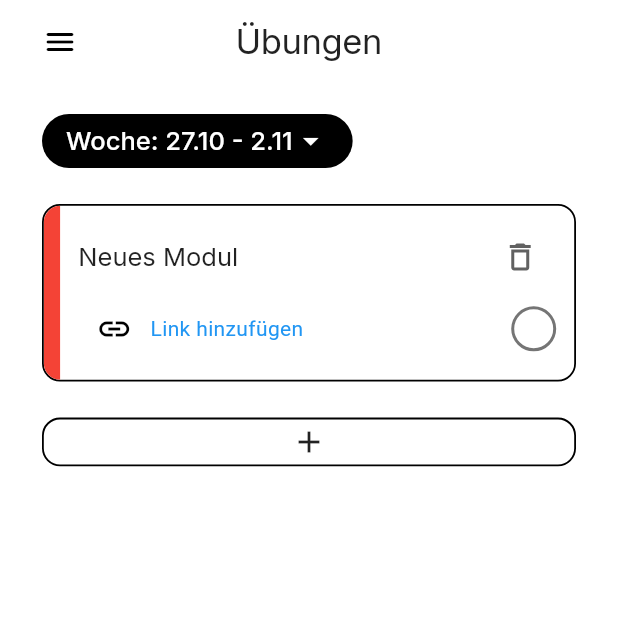
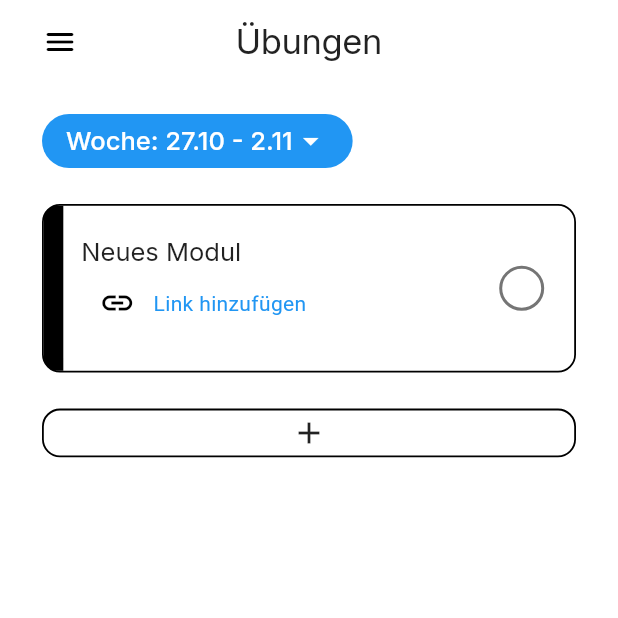
Before and after one commit to LennartKDeveloper/uni_track, a Flutter app: the screen it shows after launch, after a tap on the "add" icon, after a tap on the "link" icon, on a phone screen of 412 x 824 dp, the top half of it. Run offline on Flutter 3.47's test engine with Material 3 defaults, Android fonts, the phone set to English and light mode, and no system bars; drawn by our look-alikes of flutter_slidable, hidden_drawer_menu; our stand-ins replace gap, google_fonts, hive, hive_flutter, shared_preferences, slide_to_act and 1 more; accounts and stored records are empty.

Commit message:
app icon + ui fix

```diff
--- a/lib/features/home/models/hive_modul.dart
+++ b/lib/features/home/models/hive_modul.dart
@@ -1,15 +1,5 @@
 import 'package:hive/hive.dart';
 part 'hive_modul.g.dart';
-
-@HiveType(typeId: 0)
-enum Importance {
-  @HiveField(0)
-  red,
-  @HiveField(1)
-  yellow,
-  @HiveField(2)
-  green,
-}
 
 @HiveType(typeId: 1)
 class Module extends HiveObject {
--- a/lib/features/home/models/hive_weekly_modul.dart
+++ b/lib/features/home/models/hive_weekly_modul.dart
@@ -13,13 +13,14 @@
   @HiveField(2)
   bool isCompleted;
 
+  // Ändere Typ von Importance -> int (1 = rot, 2 = gelb, 3 = grün)
   @HiveField(3)
-  Importance importance;
+  int importance;
 
   WeeklyModule({
     required this.weekStart,
     required this.module,
     this.isCompleted = false,
-    this.importance = Importance.red,
+    this.importance = 3, // default: 1 (rot)
   });
 }
--- a/lib/features/home/utils/modul_card.dart
+++ b/lib/features/home/utils/modul_card.dart
@@ -1,7 +1,9 @@
 import 'package:flutter/material.dart';
+import 'package:flutter_slidable/flutter_slidable.dart';
 import 'package:uni_track/features/home/models/hive_modul.dart';
 import 'package:uni_track/features/home/models/hive_weekly_modul.dart';
 import 'package:uni_track/features/home/utils/fancy_checkbox.dart';
+import 'package:uni_track/shared/error_alert.dart';
 import 'package:url_launcher/url_launcher.dart';
 
 class WeeklyModuleCard extends StatefulWidget {
@@ -69,15 +71,44 @@
 
   @override
   Widget build(BuildContext context) {
-    final color = switch (widget.wm.importance) {
-      Importance.red => Colors.red,
-      Importance.yellow => Colors.orange,
-      Importance.green => Colors.green,
-    };
+    // Falls noch an anderen Stellen eine Farbe gewünscht ist, mappe hier:
+    Color importanceColor;
+    if (widget.wm.importance == 1) {
+      importanceColor = Colors.red;
+    } else if (widget.wm.importance == 2) {
+      importanceColor = Colors.orange;
+    } else {
+      importanceColor = Colors.green;
+    }
 
-    return Container(
+    double heightFactor;
+    if (widget.wm.importance == 1) {
+      heightFactor = 0.33;
+    } else if (widget.wm.importance == 2) {
+      heightFactor = 0.66;
+    } else {
+      heightFactor = 1;
+    }
+
+    return Padding(
+      padding: EdgeInsets.symmetric(horizontal: 20, vertical: 12),
+      child: Slidable(
+        closeOnScroll: false, // Neccessary for ReorderableListview to Work
+        endActionPane: ActionPane(
+          motion: DrawerMotion(),
+          children: [
+            SlidableAction(
+              borderRadius: BorderRadius.circular(12),
+              onPressed: (context) => widget.onDelete(),
+              icon: Icons.delete_outlined,
+              label: "Delete",
+              spacing: 10,
+              backgroundColor: const Color.fromARGB(255, 181, 1, 1),
+            ),
+          ],
+        ),
+        child: Container(
           key: widget.key,
-      margin: EdgeInsets.symmetric(horizontal: 20, vertical: 12),
           decoration: BoxDecoration(
             color: Colors.white,
             //boxShadow: [BoxShadow(blurRadius: 6, color: Colors.black12)],
@@ -88,15 +119,34 @@
           child: IntrinsicHeight(
             child: Row(
               children: [
-            // --- Left color stripe ---
+                // --- Left area: show importance as number (clickable to cycle) ---
                 GestureDetector(
                   onTap: widget.onCycleImportance,
-              child: ClipRRect(
-                borderRadius: const BorderRadius.only(
-                  topLeft: Radius.circular(12),
-                  bottomLeft: Radius.circular(12),
+                  child: Stack(
+                    alignment: AlignmentDirectional.bottomCenter,
+                    children: [
+                      Container(color: Colors.grey[200]),
+                      SizedBox(
+                        width: 13,
+                        child: FractionallySizedBox(
+                          alignment: Alignment.bottomCenter,
+                          heightFactor: heightFactor,
+                          child: Container(
+                            width: 56,
+                            alignment: Alignment.center,
+                            decoration: BoxDecoration(
+                              borderRadius: BorderRadius.only(
+                                topLeft: heightFactor == 1
+                                    ? Radius.circular(9)
+                                    : Radius.circular(0),
+                                bottomLeft: Radius.circular(9),
                               ),
-                child: Container(width: 11, color: color),
+                              color: Colors.black,
+                            ),
+                          ),
+                        ),
+                      ),
+                    ],
                   ),
                 ),
 
@@ -109,6 +159,7 @@
                     ),
                     child: Column(
                       crossAxisAlignment: CrossAxisAlignment.start,
+                      mainAxisAlignment: MainAxisAlignment.center,
                       children: [
                         // Name Row + Delete Button
                         Row(
@@ -151,11 +202,6 @@
                                       ),
                                     ),
                             ),
-                        IconButton(
-                          icon: const Icon(Icons.delete_outline),
-                          color: Colors.grey[700],
-                          onPressed: widget.onDelete,
-                        ),
                           ],
                         ),
 
@@ -166,9 +212,15 @@
                               icon: const Icon(Icons.link),
                               onPressed: () async {
                                 final url = linkController.text.trim();
-                            if (url.isNotEmpty &&
-                                await canLaunchUrl(Uri.parse(url))) {
+                                try {
                                   await launchUrl(Uri.parse(url));
+                                } catch (e) {
+                                  showDialog(
+                                    context: context,
+                                    builder: (context) {
+                                      return ErrorAlert();
+                                    },
+                                  );
                                 }
                               },
                             ),
@@ -207,24 +259,31 @@
                                       ),
                                     ),
                             ),
-                        FancyCheckbox(
+                          ],
+                        ),
+                      ],
+                    ),
+                  ),
+                ),
+                Padding(
+                  padding: const EdgeInsets.symmetric(
+                    horizontal: 20,
+                    vertical: 40,
+                  ),
+                  child: FancyCheckbox(
                     isChecked: widget.wm.isCompleted,
-                          onChanged: (value) =>
-                              widget.onCompletedChanged(value),
+                    onChanged: (value) => widget.onCompletedChanged(value),
                     activeColor: Theme.of(context).colorScheme.primary,
                     inactiveBorderColor: Theme.of(
                       context,
                     ).colorScheme.secondary,
                     size: 30,
                   ),
-                      ],
                 ),
               ],
             ),
           ),
         ),
-          ],
-        ),
       ),
     );
   }
--- a/lib/main.dart
+++ b/lib/main.dart
@@ -15,7 +15,6 @@
   await Hive.initFlutter(); //jhgugiu
 
   // Adapter registrieren (Reihenfolge beachten: enum/Module zuerst)
-  Hive.registerAdapter(ImportanceAdapter()); // enum adapter (typeId 0)
   Hive.registerAdapter(ModuleAdapter()); // Module (typeId 1)
   Hive.registerAdapter(WeeklyModuleAdapter()); // WeeklyModule (typeId 2)
 
```
Also changed, not shown: lib/features/home/homepage.dart (+7 -6 lines), lib/shared/error_alert.dart (added, +42 -0 lines), pubspec.yaml (+11 -0 lines), icon/app_icon.png (added), icon/icon_ios.png (added), lib/features/home/models/hive_modul.g.dart, lib/features/home/models/hive_weekly_modul.g.dart, pubspec.lock, 41 other files. Lines whose indentation alone changed are shown as unchanged.
